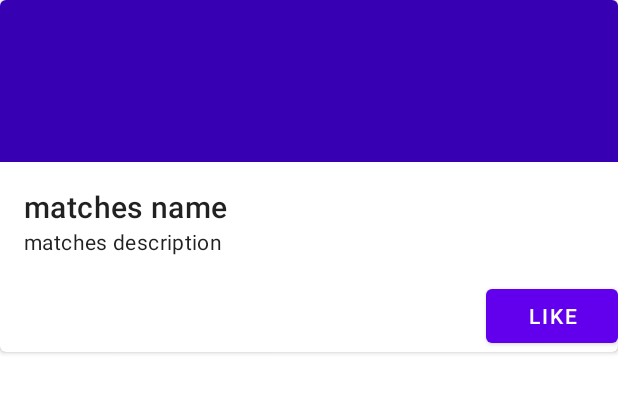
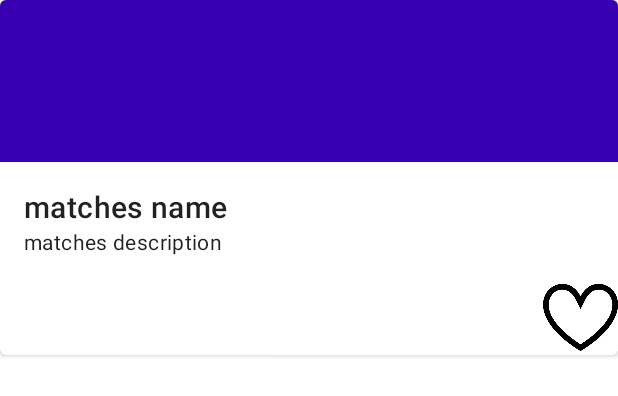
Before and after one commit to nk9487/AD340-HelloWorld, an Android app: the layout matches_card.xml on its own in the app's theme, with its tools: preview values and no code run, on a phone screen of 412 x 824 dp. Shown: the top 396 px of the screen. Run offline under Robolectric (Android 15) with nearby library versions, the phone set to English and light mode, and no system bars.

Commit message:
assignment 6 update 01

```diff
--- a/app/src/main/java/com/example/helloworld/MatchesViewHolder.java
+++ b/app/src/main/java/com/example/helloworld/MatchesViewHolder.java
@@ -1,7 +1,7 @@
 package com.example.helloworld;
 
 import android.view.View;
-import android.widget.Button;
+import android.widget.ImageButton;
 import android.widget.ImageView;
 import android.widget.TextView;
 
@@ -13,7 +13,7 @@ public class MatchesViewHolder extends RecyclerView.ViewHolder {
     public ImageView matchesImage;
     public TextView matchesName;
     public TextView matchesDescription;
-    public Button likeButton;
+    public ImageButton likeButton;
 
     public MatchesViewHolder(@NonNull View itemView) {
         super(itemView);
--- a/app/src/main/res/layout/fragment_profile.xml
+++ b/app/src/main/res/layout/fragment_profile.xml
@@ -8,7 +8,7 @@
     <ImageView
         android:contentDescription="@string/profile_picture"
         android:id="@+id/id_image"
-        android:src="@color/design_default_color_primary_variant"
+        android:src="@drawable/profile_picture"
         android:layout_width="match_parent"
         android:layout_height="400dp"
         android:layout_above="@id/thank_you_user"
--- a/app/src/main/res/layout/matches_card.xml
+++ b/app/src/main/res/layout/matches_card.xml
@@ -40,11 +40,13 @@
                 android:text="matches description"
                 android:textAppearance="?attr/textAppearanceBody2" />
         </LinearLayout>
-        <Button
+        <ImageButton
             android:id="@+id/button_like"
-            android:layout_width="wrap_content"
-            android:layout_height="wrap_content"
-            android:text = "@string/like_button"
+            android:layout_width="50dp"
+            android:layout_height="50dp"
+            android:background="@color/white"
+            android:scaleType="fitCenter"
+            android:src="@drawable/heart_icon_default"
             android:layout_gravity="end"
 
             />
```
Also changed, not shown: app/src/main/java/com/example/helloworld/Matches.java (+12 -13 lines), app/src/main/java/com/example/helloworld/MatchesFragment.java (+7 -6 lines), app/src/main/java/com/example/helloworld/MatchesRecyclerViewAdapter.java (+10 -1 lines), app/src/main/res/drawable/heart_icon_default.jpg (added), app/src/main/res/drawable/heart_icon_liked.jpg (added), app/src/main/res/drawable/profile_picture.jpg (added).
